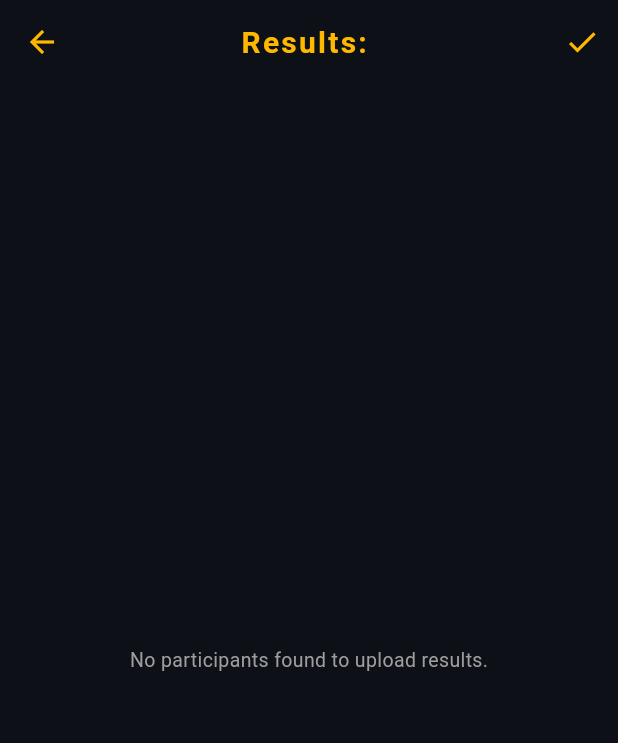
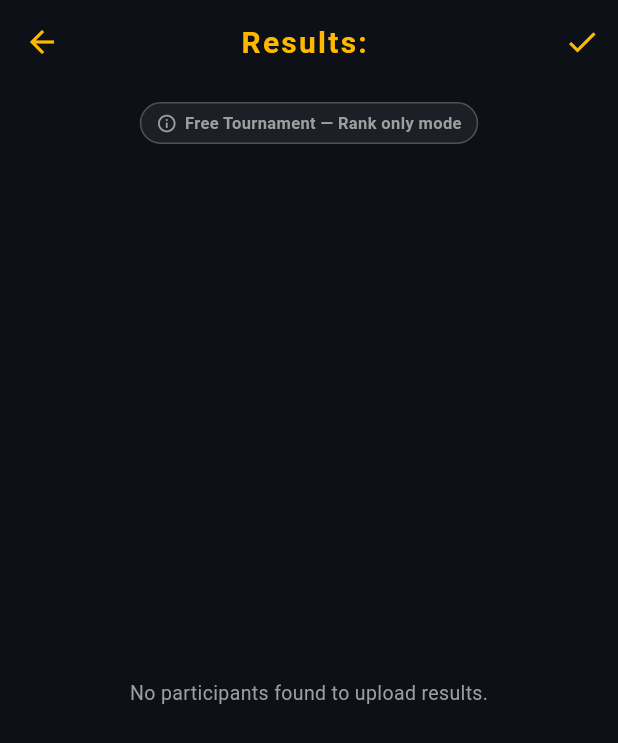
Before and after one commit to IR-BATTLE-OFFICIAL/ff-tunament-new, a Flutter app: the UploadResultsScreen screen opened directly with empty values, on a phone screen of 412 x 824 dp. Shown: the top 743 px of the screen. Run offline on Flutter 3.47's test engine with Material 3 defaults, Android fonts, the phone set to English and light mode, and no system bars; our stand-ins replace cached_network_image, carousel_slider, cloud_firestore, cloud_functions, device_info_plus, file_picker and 12 more; missing offline and left inert: flutter_sms_inbox, razorpay_flutter; accounts and stored records are empty.

Commit message:
Show prize fields conditionally in upload results: Kill Prize only if perKillPrize>0, Booyah only if booyahPool>0, Position Prize only if prizePool>0

```diff
--- a/lib/presentation/screens/admin/upload_results_screen.dart
+++ b/lib/presentation/screens/admin/upload_results_screen.dart
@@ -83,6 +83,9 @@ class _UploadResultsScreenState extends State<UploadResultsScreen> {
   Widget build(BuildContext context) {
     final tournamentProvider = Provider.of<TournamentProvider>(context);
     final perKillRate = widget.tournament.perKillPrize;
+    final hasPositionPrize = widget.tournament.prizePool > 0;
+    final hasKillPrize = widget.tournament.perKillPrize > 0;
+    final hasBooyahPrize = widget.tournament.booyahPool > 0;
     final isLive = widget.tournament.status == 'live';
 
     return Scaffold(
@@ -98,27 +101,21 @@ class _UploadResultsScreenState extends State<UploadResultsScreen> {
       ),
       body: Column(
         children: [
-          // Per-Kill rate info badge
-          if (perKillRate > 0)
-            Container(
-              width: double.infinity,
-              padding: const EdgeInsets.symmetric(horizontal: 16, vertical: 10),
-              margin: const EdgeInsets.fromLTRB(16, 12, 16, 4),
-              decoration: BoxDecoration(
-                color: AppColors.primary.withValues(alpha: 0.1),
-                borderRadius: BorderRadius.circular(12),
-                border: Border.all(color: AppColors.primary.withValues(alpha: 0.4)),
-              ),
-              child: Row(
+          // Prize summary info badges
+          Padding(
+            padding: const EdgeInsets.fromLTRB(16, 12, 16, 4),
+            child: Wrap(
+              spacing: 8,
+              runSpacing: 6,
               children: [
-                  const Icon(Icons.bolt, color: AppColors.primary, size: 18),
-                  const SizedBox(width: 8),
-                  Expanded(
-                    child: Text(
-                      "Tournament Per-Kill Rate: ₹${perKillRate.toStringAsFixed(0)} (Auto-Calculates Kill Prize)",
-                      style: const TextStyle(color: AppColors.primary, fontWeight: FontWeight.bold, fontSize: 12),
-                    ),
-                  ),
+                if (hasPositionPrize)
+                  _infoBadge(Icons.emoji_events, "Prize Pool: ₹${widget.tournament.prizePool.toStringAsFixed(0)}", Colors.orangeAccent),
+                if (hasKillPrize)
+                  _infoBadge(Icons.bolt, "Per Kill: ₹${perKillRate.toStringAsFixed(0)}", AppColors.primary),
+                if (hasBooyahPrize)
+                  _infoBadge(Icons.military_tech, "Booyah Pool: ₹${widget.tournament.booyahPool.toStringAsFixed(0)}", Colors.purpleAccent),
+                if (!hasPositionPrize && !hasKillPrize && !hasBooyahPrize)
+                  _infoBadge(Icons.info_outline, "Free Tournament — Rank only mode", Colors.grey),
               ],
             ),
           ),
@@ -170,10 +167,11 @@ class _UploadResultsScreenState extends State<UploadResultsScreen> {
                         userId: userId,
                         userName: res['playerName'] ?? 'Player',
                         ffUid: res['ffUid'] ?? '',
-                        userPhone: '',
+                        teamName: '',
+                        playerDetails: [],
+                        registrationDate: DateTime.now(),
+                        status: 'joined',
                         slotNumber: index + 1,
-                        status: 'joined',
-                        joinedAt: DateTime.now(),
                       ),
                     );
 
@@ -252,9 +250,10 @@ class _UploadResultsScreenState extends State<UploadResultsScreen> {
                             ),
                             const Divider(color: Colors.white10),
 
-                            // Fields row
+                            // ── Row 1: Rank + Kills (always shown) ─────────
                             Row(
                               children: [
+                                // Rank
                                 Expanded(
                                   child: _buildInputField(
                                     "Rank",
@@ -264,13 +263,10 @@ class _UploadResultsScreenState extends State<UploadResultsScreen> {
                                   ),
                                 ),
                                 const SizedBox(width: 10),
-                                // Kills with Quick Increment / Decrement
+                                // Kills + ± buttons (always shown)
                                 Expanded(
                                   flex: 2,
-                                  child: Column(
-                                    crossAxisAlignment: CrossAxisAlignment.start,
-                                    children: [
-                                      Row(
+                                  child: Row(
                                     children: [
                                       Expanded(
                                         child: _buildInputField(
@@ -285,11 +281,11 @@ class _UploadResultsScreenState extends State<UploadResultsScreen> {
                                         visualDensity: VisualDensity.compact,
                                         icon: const Icon(Icons.remove_circle_outline, color: Colors.redAccent, size: 20),
                                         onPressed: () {
-                                              final currentKills = (res['kills'] as int? ?? 0);
-                                              if (currentKills > 0) {
-                                                final newKills = currentKills - 1;
-                                                _controllerFor(res['userId'], 'kills').text = "$newKills";
-                                                _setKills(res, "$newKills", perKillRate);
+                                          final cur = (res['kills'] as int? ?? 0);
+                                          if (cur > 0) {
+                                            final n = cur - 1;
+                                            _controllerFor(res['userId'], 'kills').text = "$n";
+                                            _setKills(res, "$n", perKillRate);
                                           }
                                         },
                                       ),
@@ -297,31 +293,35 @@ class _UploadResultsScreenState extends State<UploadResultsScreen> {
                                         visualDensity: VisualDensity.compact,
                                         icon: const Icon(Icons.add_circle_outline, color: AppColors.neonGreen, size: 20),
                                         onPressed: () {
-                                              final currentKills = (res['kills'] as int? ?? 0);
-                                              final newKills = currentKills + 1;
-                                              _controllerFor(res['userId'], 'kills').text = "$newKills";
-                                              _setKills(res, "$newKills", perKillRate);
+                                          final n = (res['kills'] as int? ?? 0) + 1;
+                                          _controllerFor(res['userId'], 'kills').text = "$n";
+                                          _setKills(res, "$n", perKillRate);
                                         },
                                       ),
                                     ],
                                   ),
-                                    ],
                                 ),
-                                ),
+                                // Position Prize — only if prizePool > 0
+                                if (hasPositionPrize) ...[
                                   const SizedBox(width: 10),
                                   Expanded(
                                     child: _buildInputField(
-                                    "Position Prize (₹)",
+                                      "Pos. Prize (₹)",
                                       TextInputType.number,
                                       _controllerFor(res['userId'], 'positionPrize'),
                                       (val) => _setPrize(res, 'positionPrize', val),
                                     ),
                                   ),
                                 ],
+                              ],
                             ),
+
+                            // ── Row 2: Kill Prize + Booyah Prize ───────────
+                            if (hasKillPrize || hasBooyahPrize) ...[
                               const SizedBox(height: 10),
                               Row(
                                 children: [
+                                  if (hasKillPrize)
                                     Expanded(
                                       child: _buildInputField(
                                         "Kill Prize (₹)",
@@ -330,7 +330,9 @@ class _UploadResultsScreenState extends State<UploadResultsScreen> {
                                         (val) => _setPrize(res, 'killPrize', val),
                                       ),
                                     ),
+                                  if (hasKillPrize && hasBooyahPrize)
                                     const SizedBox(width: 10),
+                                  if (hasBooyahPrize)
                                     Expanded(
                                       child: _buildInputField(
                                         "Booyah Prize (₹)",
@@ -341,6 +343,7 @@ class _UploadResultsScreenState extends State<UploadResultsScreen> {
                                     ),
                                 ],
                               ),
+                            ],
                             const SizedBox(height: 10),
                             ValueListenableBuilder<double>(
                               valueListenable: _totalNotifierFor(res['userId']),
@@ -358,6 +361,25 @@ class _UploadResultsScreenState extends State<UploadResultsScreen> {
               },
             ),
           ),
+        ],
+      ),
+    );
+  }
+
+  Widget _infoBadge(IconData icon, String text, Color color) {
+    return Container(
+      padding: const EdgeInsets.symmetric(horizontal: 10, vertical: 5),
+      decoration: BoxDecoration(
+        color: color.withValues(alpha: 0.1),
+        borderRadius: BorderRadius.circular(20),
+        border: Border.all(color: color.withValues(alpha: 0.4)),
+      ),
+      child: Row(
+        mainAxisSize: MainAxisSize.min,
+        children: [
+          Icon(icon, color: color, size: 14),
+          const SizedBox(width: 5),
+          Text(text, style: TextStyle(color: color, fontSize: 11, fontWeight: FontWeight.bold)),
         ],
       ),
     );
```
Lines whose indentation alone changed are shown as unchanged.
